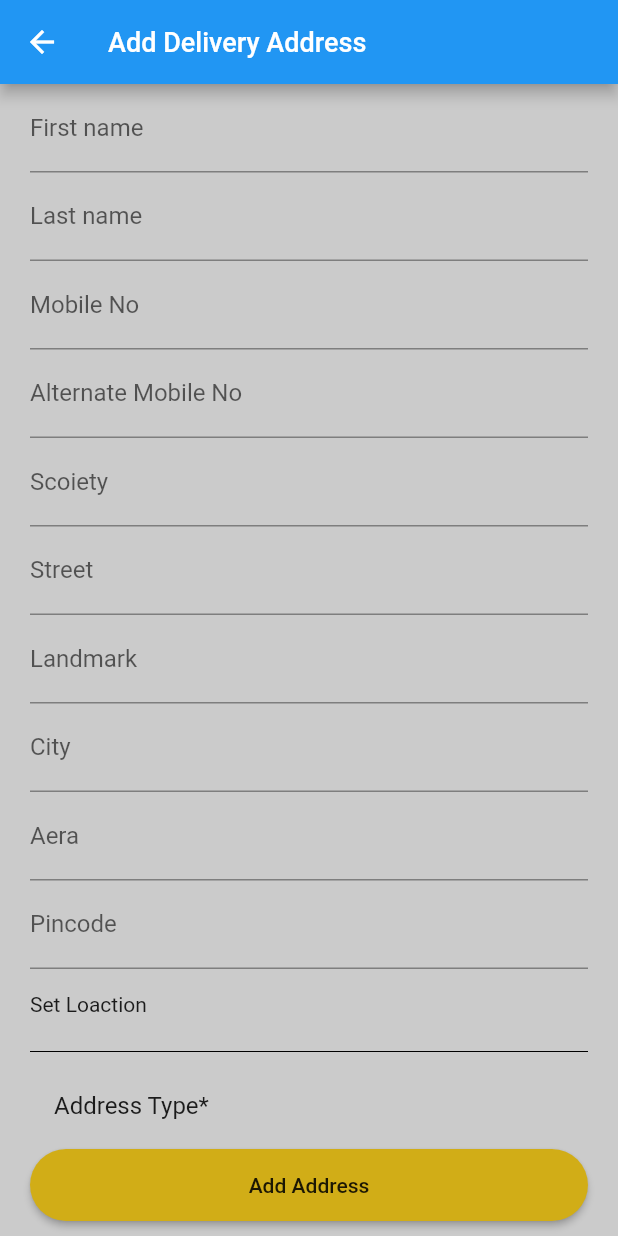
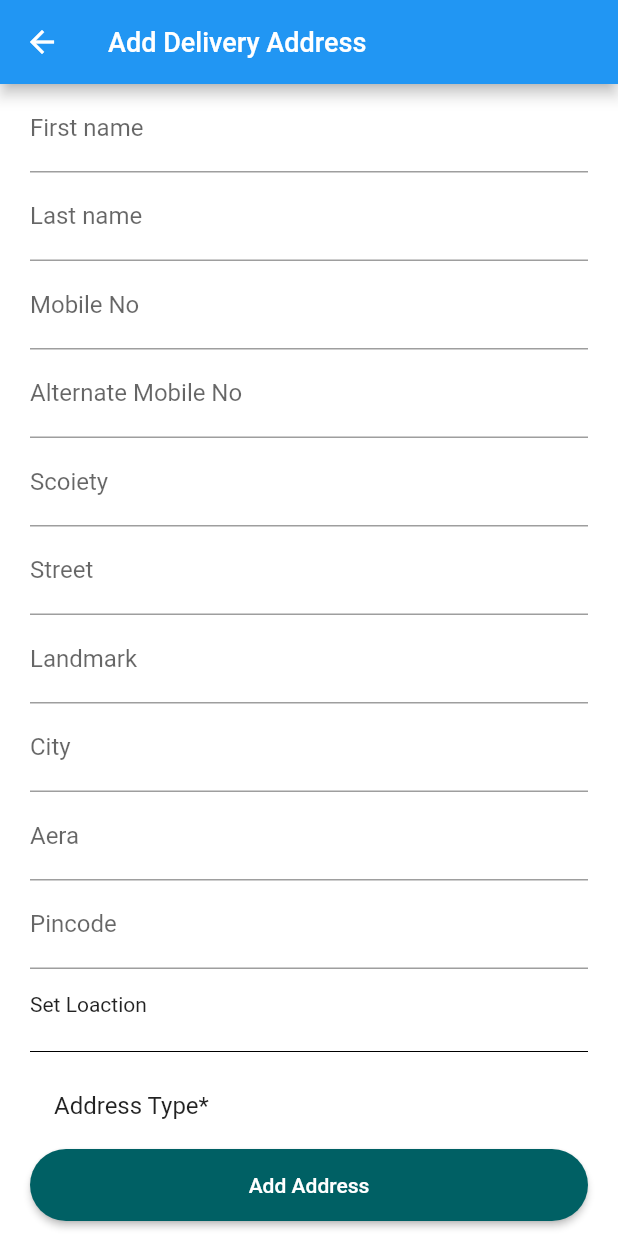
Before and after one commit to PriyankaHotchandani/MedEx, a Flutter app: the AddDeliverAddress screen opened directly, on a phone screen of 412 x 824 dp. Run offline on Flutter 3.47's test engine with Material 2 defaults, Android fonts, the phone set to English and light mode, and no system bars; our stand-ins replace cloud_firestore, firebase_auth, firebase_core, flutter_signin_button, fluttertoast, google_maps_flutter and 2 more; missing offline and left inert: pay; accounts and stored records are empty; network calls fail.

Commit message:
Update colors.dart

```diff
--- a/lib/config/colors.dart
+++ b/lib/config/colors.dart
@@ -1,5 +1,5 @@
 import 'package:flutter/material.dart';
 
-Color primaryColor = Color(0xffd1ad17);
-Color scaffoldBackgroundColor = Color(0xffcbcbcb);
-Color textColor = Colors.black87;
+Color primaryColor = Colors.cyan[900];
+Color scaffoldBackgroundColor = Colors.white;
+Color textColor = Colors.white;
```
